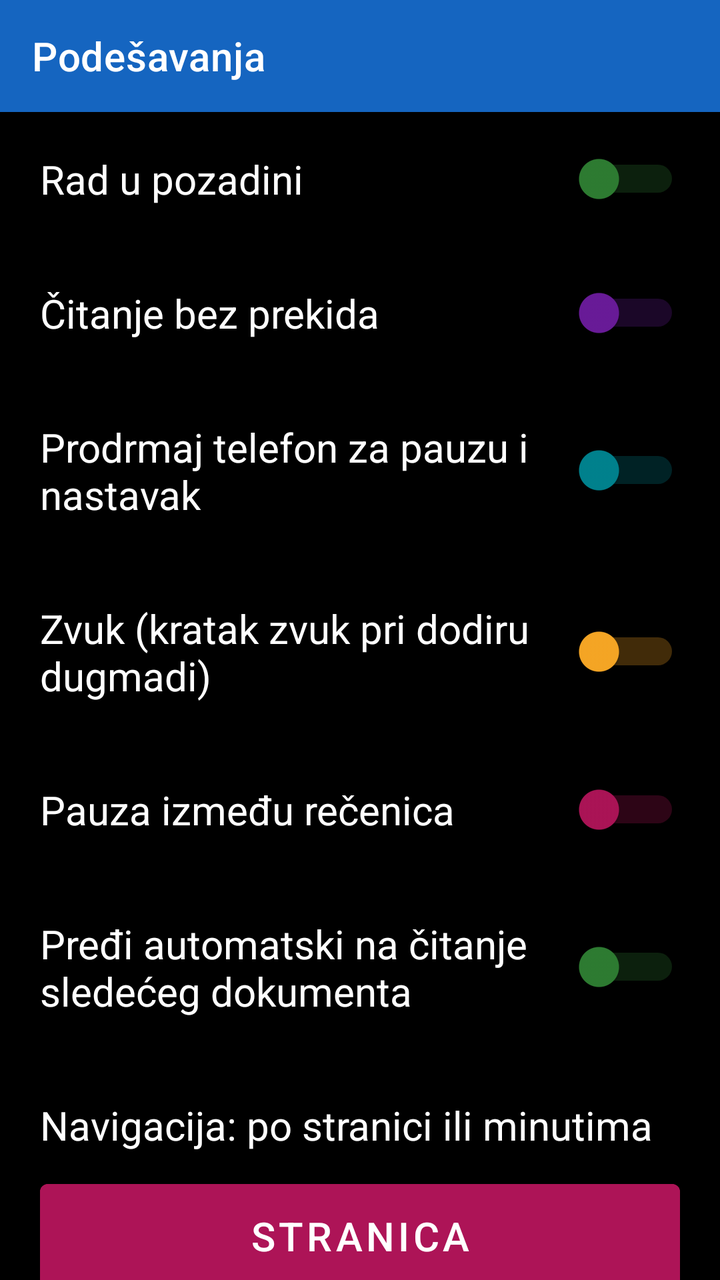
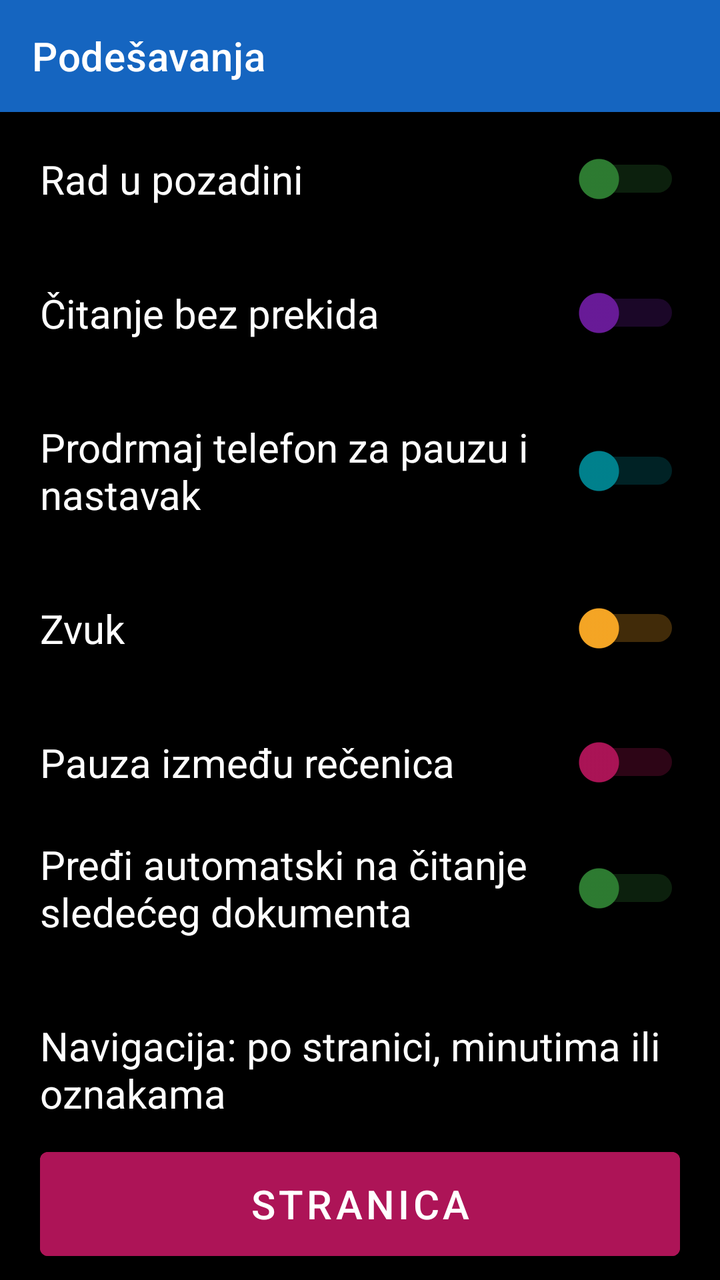

Before-and-after screenshots of an Android layout around one commit, followed by the original layout XML and the change that was made.
<!-- AndroidManifest.xml: application theme Theme.RecPoRec -->
<!-- res/layout/activity_settings.xml -->
<?xml version="1.0" encoding="utf-8"?>
<LinearLayout xmlns:android="http://schemas.android.com/apk/res/android"
    xmlns:app="http://schemas.android.com/apk/res-auto"
    android:layout_width="match_parent"
    android:layout_height="match_parent"
    android:orientation="vertical"
    android:fitsSystemWindows="true"
    android:background="@color/background">

    <androidx.appcompat.widget.Toolbar
        android:id="@+id/toolbar"
        android:layout_width="match_parent"
        android:layout_height="?attr/actionBarSize"
        android:background="@color/btn_voice"
        android:titleTextColor="@color/text_primary"
        app:title="@string/menu_settings" />

    <ScrollView
        android:layout_width="match_parent"
        android:layout_height="0dp"
        android:layout_weight="1">

    <LinearLayout
        android:layout_width="match_parent"
        android:layout_height="wrap_content"
        android:orientation="vertical">

    <LinearLayout
        android:layout_width="match_parent"
        android:layout_height="wrap_content"
        android:orientation="horizontal"
        android:gravity="center_vertical"
        android:padding="20dp">

        <TextView
            android:layout_width="0dp"
            android:layout_height="wrap_content"
            android:layout_weight="1"
            android:textSize="20sp"
            android:textColor="@color/text_primary"
            android:text="@string/setting_background" />

        <Switch
            android:id="@+id/switchBackground"
            android:layout_width="wrap_content"
            android:layout_height="wrap_content"
            android:thumbTint="@color/btn_chapter"
            android:trackTint="@color/btn_chapter"
            android:contentDescription="@string/setting_background" />
    </LinearLayout>

    <LinearLayout
        android:layout_width="match_parent"
        android:layout_height="wrap_content"
        android:orientation="horizontal"
        android:gravity="center_vertical"
        android:padding="20dp">

        <TextView
            android:layout_width="0dp"
            android:layout_height="wrap_content"
            android:layout_weight="1"
            android:textSize="20sp"
            android:textColor="@color/text_primary"
            android:text="@string/setting_uninterrupted" />

        <Switch
            android:id="@+id/switchUninterrupted"
            android:layout_width="wrap_content"
            android:layout_height="wrap_content"
            android:thumbTint="@color/btn_timer"
            android:trackTint="@color/btn_timer"
            android:contentDescription="@string/setting_uninterrupted" />
    </LinearLayout>

    <LinearLayout
        android:layout_width="match_parent"
        android:layout_height="wrap_content"
        android:orientation="horizontal"
        android:gravity="center_vertical"
        android:padding="20dp">

        <TextView
            android:layout_width="0dp"
            android:layout_height="wrap_content"
            android:layout_weight="1"
            android:textSize="20sp"
            android:textColor="@color/text_primary"
            android:text="@string/setting_shake" />

        <Switch
            android:id="@+id/switchShake"
            android:layout_width="wrap_content"
            android:layout_height="wrap_content"
            android:thumbTint="@color/btn_speed"
            android:trackTint="@color/btn_speed"
            android:contentDescription="@string/setting_shake" />
    </LinearLayout>

    <LinearLayout
        android:layout_width="match_parent"
        android:layout_height="wrap_content"
        android:orientation="horizontal"
        android:gravity="center_vertical"
        android:padding="20dp">

        <TextView
            android:layout_width="0dp"
            android:layout_height="wrap_content"
            android:layout_weight="1"
            android:textSize="20sp"
            android:textColor="@color/text_primary"
            android:text="Zvuk (kratak zvuk pri dodiru dugmadi)" />

        <Switch
            android:id="@+id/switchSound"
            android:layout_width="wrap_content"
            android:layout_height="wrap_content"
            android:thumbTint="@color/btn_volume"
            android:trackTint="@color/btn_volume"
            android:contentDescription="Zvuk pri dodiru dugmadi" />
    </LinearLayout>

    <LinearLayout
        android:layout_width="match_parent"
        android:layout_height="wrap_content"
        android:orientation="vertical"
        android:padding="20dp">

        <LinearLayout
            android:layout_width="match_parent"
            android:layout_height="wrap_content"
            android:orientation="horizontal"
            android:gravity="center_vertical">

            <TextView
                android:layout_width="0dp"
                android:layout_height="wrap_content"
                android:layout_weight="1"
                android:textSize="20sp"
                android:textColor="@color/text_primary"
                android:text="@string/setting_sentence_pause" />

            <Switch
                android:id="@+id/switchSentencePause"
                android:layout_width="wrap_content"
                android:layout_height="wrap_content"
                android:thumbTint="@color/btn_page_nav"
                android:trackTint="@color/btn_page_nav"
                android:contentDescription="@string/setting_sentence_pause" />
        </LinearLayout>

        
        <RadioGroup
            android:id="@+id/groupSentencePauseMs"
            android:layout_width="match_parent"
            android:layout_height="wrap_content"
            android:orientation="horizontal"
            android:layout_marginTop="10dp"
            android:visibility="gone">

            <RadioButton
                android:id="@+id/radioPause300"
                android:layout_width="0dp"
                android:layout_height="wrap_content"
                android:layout_weight="1"
                android:textSize="18sp"
                android:textColor="@color/text_primary"
                android:buttonTint="@color/btn_page_nav"
                android:text="300 ms" />

            <RadioButton
                android:id="@+id/radioPause500"
                android:layout_width="0dp"
                android:layout_height="wrap_content"
                android:layout_weight="1"
                android:textSize="18sp"
                android:textColor="@color/text_primary"
                android:buttonTint="@color/btn_page_nav"
                android:text="500 ms" />
        </RadioGroup>
    </LinearLayout>

    <LinearLayout
        android:layout_width="match_parent"
        android:layout_height="wrap_content"
        android:orientation="horizontal"
        android:gravity="center_vertical"
        android:padding="20dp">

        <TextView
            android:layout_width="0dp"
            android:layout_height="wrap_content"
            android:layout_weight="1"
            android:textSize="20sp"
            android:textColor="@color/text_primary"
            android:text="@string/setting_auto_next" />

        <Switch
            android:id="@+id/switchAutoNext"
            android:layout_width="wrap_content"
            android:layout_height="wrap_content"
            android:thumbTint="@color/btn_chapter"
            android:trackTint="@color/btn_chapter"
            android:contentDescription="@string/setting_auto_next" />
    </LinearLayout>

    <LinearLayout
        android:layout_width="match_parent"
        android:layout_height="wrap_content"
        android:orientation="vertical"
        android:padding="20dp">

        <TextView
            android:layout_width="match_parent"
            android:layout_height="wrap_content"
            android:textSize="20sp"
            android:textColor="@color/text_primary"
            android:text="Navigacija: po stranici ili minutima" />

        <Button
            android:id="@+id/btnNavigationMode"
            android:layout_width="match_parent"
            android:layout_height="64dp"
            android:layout_marginTop="10dp"
            android:textSize="20sp"
            android:backgroundTint="@color/btn_page_nav"
            android:textColor="@color/button_text"
            android:text="Stranica" />
    </LinearLayout>

    </LinearLayout>
    </ScrollView>

</LinearLayout>
<!-- resources referenced by this layout -->
<resources>
  <color name="background">#000000</color>
  <color name="btn_chapter">#2E7D32</color>
  <color name="btn_page_nav">#AD1457</color>
  <color name="btn_speed">#00838F</color>
  <color name="btn_timer">#6A1B9A</color>
  <color name="btn_voice">#1565C0</color>
  <color name="btn_volume">#F9A825</color>
  <color name="button_text">#FFFFFF</color>
  <color name="text_primary">#FFFFFF</color>
  <string name="menu_settings">Podešavanja</string>
  <string name="setting_auto_next">Pređi automatski na čitanje sledećeg dokumenta</string>
  <string name="setting_background">Rad u pozadini</string>
  <string name="setting_sentence_pause">Pauza između rečenica</string>
  <string name="setting_shake">Prodrmaj telefon za pauzu i nastavak</string>
  <string name="setting_uninterrupted">Čitanje bez prekida</string>
  <style name="Theme.RecPoRec" parent="Theme.MaterialComponents.DayNight.NoActionBar">
          <item name="android:windowBackground">@color/background</item>
          <item name="android:textColorPrimary">@color/text_primary</item>
          <item name="colorPrimary">@color/btn_voice</item>
          <item name="colorOnPrimary">@color/button_text</item>
      </style>
</resources>

<!-- the commit's change to res/layout/activity_settings.xml (unified diff, before → after) -->
@@ -25,130 +25,73 @@
         android:layout_height="wrap_content"
         android:orientation="vertical">
 
-    <LinearLayout
+    <Switch
+        android:id="@+id/switchBackground"
         android:layout_width="match_parent"
         android:layout_height="wrap_content"
-        android:orientation="horizontal"
-        android:gravity="center_vertical"
-        android:padding="20dp">
+        android:padding="20dp"
+        android:textSize="20sp"
+        android:textColor="@color/text_primary"
+        android:thumbTint="@color/btn_chapter"
+        android:trackTint="@color/btn_chapter"
+        android:text="@string/setting_background"
+        android:contentDescription="@string/setting_background" />
 
-        <TextView
-            android:layout_width="0dp"
-            android:layout_height="wrap_content"
-            android:layout_weight="1"
-            android:textSize="20sp"
-            android:textColor="@color/text_primary"
-            android:text="@string/setting_background" />
-
-        <Switch
-            android:id="@+id/switchBackground"
-            android:layout_width="wrap_content"
-            android:layout_height="wrap_content"
-            android:thumbTint="@color/btn_chapter"
-            android:trackTint="@color/btn_chapter"
-            android:contentDescription="@string/setting_background" />
-    </LinearLayout>
-
-    <LinearLayout
+    <Switch
+        android:id="@+id/switchUninterrupted"
         android:layout_width="match_parent"
         android:layout_height="wrap_content"
-        android:orientation="horizontal"
-        android:gravity="center_vertical"
-        android:padding="20dp">
+        android:padding="20dp"
+        android:textSize="20sp"
+        android:textColor="@color/text_primary"
+        android:thumbTint="@color/btn_timer"
+        android:trackTint="@color/btn_timer"
+        android:text="@string/setting_uninterrupted"
+        android:contentDescription="@string/setting_uninterrupted" />
 
-        <TextView
-            android:layout_width="0dp"
-            android:layout_height="wrap_content"
-            android:layout_weight="1"
-            android:textSize="20sp"
-            android:textColor="@color/text_primary"
-            android:text="@string/setting_uninterrupted" />
-
-        <Switch
-            android:id="@+id/switchUninterrupted"
-            android:layout_width="wrap_content"
-            android:layout_height="wrap_content"
-            android:thumbTint="@color/btn_timer"
-            android:trackTint="@color/btn_timer"
-            android:contentDescription="@string/setting_uninterrupted" />
-    </LinearLayout>
-
-    <LinearLayout
+    <Switch
+        android:id="@+id/switchShake"
         android:layout_width="match_parent"
         android:layout_height="wrap_content"
-        android:orientation="horizontal"
-        android:gravity="center_vertical"
-        android:padding="20dp">
+        android:padding="20dp"
+        android:textSize="20sp"
+        android:textColor="@color/text_primary"
+        android:thumbTint="@color/btn_speed"
+        android:trackTint="@color/btn_speed"
+        android:text="@string/setting_shake"
+        android:contentDescription="@string/setting_shake" />
 
-        <TextView
-            android:layout_width="0dp"
-            android:layout_height="wrap_content"
-            android:layout_weight="1"
-            android:textSize="20sp"
-            android:textColor="@color/text_primary"
-            android:text="@string/setting_shake" />
-
-        <Switch
-            android:id="@+id/switchShake"
-            android:layout_width="wrap_content"
-            android:layout_height="wrap_content"
-            android:thumbTint="@color/btn_speed"
-            android:trackTint="@color/btn_speed"
-            android:contentDescription="@string/setting_shake" />
-    </LinearLayout>
-
-    <LinearLayout
+    <Switch
+        android:id="@+id/switchSound"
         android:layout_width="match_parent"
         android:layout_height="wrap_content"
-        android:orientation="horizontal"
-        android:gravity="center_vertical"
-        android:padding="20dp">
-
-        <TextView
-            android:layout_width="0dp"
-            android:layout_height="wrap_content"
-            android:layout_weight="1"
-            android:textSize="20sp"
-            android:textColor="@color/text_primary"
-            android:text="Zvuk (kratak zvuk pri dodiru dugmadi)" />
-
-        <Switch
-            android:id="@+id/switchSound"
-            android:layout_width="wrap_content"
-            android:layout_height="wrap_content"
-            android:thumbTint="@color/btn_volume"
-            android:trackTint="@color/btn_volume"
-            android:contentDescription="Zvuk pri dodiru dugmadi" />
-    </LinearLayout>
+        android:padding="20dp"
+        android:textSize="20sp"
+        android:textColor="@color/text_primary"
+        android:thumbTint="@color/btn_volume"
+        android:trackTint="@color/btn_volume"
+        android:text="Zvuk"
+        android:contentDescription="Zvuk - kratak zvuk pri dodiru dugmadi" />
 
     <LinearLayout
         android:layout_width="match_parent"
         android:layout_height="wrap_content"
         android:orientation="vertical"
-        android:padding="20dp">
+        android:paddingStart="20dp"
+        android:paddingEnd="20dp"
+        android:paddingTop="20dp"
+        android:paddingBottom="4dp">
 
-        <LinearLayout
+        <Switch
+            android:id="@+id/switchSentencePause"
             android:layout_width="match_parent"
             android:layout_height="wrap_content"
-            android:orientation="horizontal"
-            android:gravity="center_vertical">
-
-            <TextView
-                android:layout_width="0dp"
-                android:layout_height="wrap_content"
-                android:layout_weight="1"
-                android:textSize="20sp"
-                android:textColor="@color/text_primary"
-                android:text="@string/setting_sentence_pause" />
-
-            <Switch
-                android:id="@+id/switchSentencePause"
-                android:layout_width="wrap_content"
-                android:layout_height="wrap_content"
-                android:thumbTint="@color/btn_page_nav"
-                android:trackTint="@color/btn_page_nav"
-                android:contentDescription="@string/setting_sentence_pause" />
-        </LinearLayout>
+            android:textSize="20sp"
+            android:textColor="@color/text_primary"
+            android:thumbTint="@color/btn_page_nav"
+            android:trackTint="@color/btn_page_nav"
+            android:text="@string/setting_sentence_pause"
+            android:contentDescription="@string/setting_sentence_pause" />
 
         
         <RadioGroup
@@ -181,29 +124,17 @@
         </RadioGroup>
     </LinearLayout>
 
-    <LinearLayout
+    <Switch
+        android:id="@+id/switchAutoNext"
         android:layout_width="match_parent"
         android:layout_height="wrap_content"
-        android:orientation="horizontal"
-        android:gravity="center_vertical"
-        android:padding="20dp">
-
-        <TextView
-            android:layout_width="0dp"
-            android:layout_height="wrap_content"
-            android:layout_weight="1"
-            android:textSize="20sp"
-            android:textColor="@color/text_primary"
-            android:text="@string/setting_auto_next" />
-
-        <Switch
-            android:id="@+id/switchAutoNext"
-            android:layout_width="wrap_content"
-            android:layout_height="wrap_content"
-            android:thumbTint="@color/btn_chapter"
-            android:trackTint="@color/btn_chapter"
-            android:contentDescription="@string/setting_auto_next" />
-    </LinearLayout>
+        android:padding="20dp"
+        android:textSize="20sp"
+        android:textColor="@color/text_primary"
+        android:thumbTint="@color/btn_chapter"
+        android:trackTint="@color/btn_chapter"
+        android:text="@string/setting_auto_next"
+        android:contentDescription="@string/setting_auto_next" />
 
     <LinearLayout
         android:layout_width="match_parent"
@@ -216,7 +147,7 @@
             android:layout_height="wrap_content"
             android:textSize="20sp"
             android:textColor="@color/text_primary"
-            android:text="Navigacija: po stranici ili minutima" />
+            android:text="Navigacija: po stranici, minutima ili oznakama" />
 
         <Button
             android:id="@+id/btnNavigationMode"
<!-- resource entries referenced after the edit -->
@@ -20,6 +20,29 @@
           <item name="android:textColorPrimary">@color/text_primary</item>
           <item name="colorPrimary">@color/btn_voice</item>
           <item name="colorOnPrimary">@color/button_text</item>
+          <item name="alertDialogTheme">@style/RecPoRecAlertDialog</item>
+          <item name="android:alertDialogTheme">@style/RecPoRecAlertDialog</item>
+      </style>
+  <style name="RecPoRecAlertDialog" parent="Theme.AppCompat.DayNight.Dialog.Alert">
+          <item name="android:windowBackground">@color/background</item>
+          <item name="android:textColorPrimary">@color/text_primary</item>
+          <item name="colorAccent">@color/btn_goto_page</item>
+          <item name="android:textAppearanceMedium">@style/RecPoRecDialogText</item>
+          <item name="android:textAppearanceListItem">@style/RecPoRecDialogText</item>
+          <item name="android:textAppearanceListItemSmall">@style/RecPoRecDialogText</item>
+          <item name="buttonBarPositiveButtonStyle">@style/RecPoRecDialogButton</item>
+          <item name="buttonBarNegativeButtonStyle">@style/RecPoRecDialogButton</item>
+          <item name="buttonBarNeutralButtonStyle">@style/RecPoRecDialogButton</item>
+      </style>
+  <color name="btn_goto_page">#5D4037</color>
+  <style name="RecPoRecDialogText" parent="TextAppearance.AppCompat.Medium">
+          <item name="android:textSize">20sp</item>
+          <item name="android:textColor">@color/text_primary</item>
+      </style>
+  <style name="RecPoRecDialogButton" parent="Widget.AppCompat.Button.ButtonBar.AlertDialog">
+          <item name="android:textSize">18sp</item>
+          <item name="android:textColor">@color/btn_goto_page</item>
+          <item name="android:textStyle">bold</item>
       </style>
 </resources>
 
